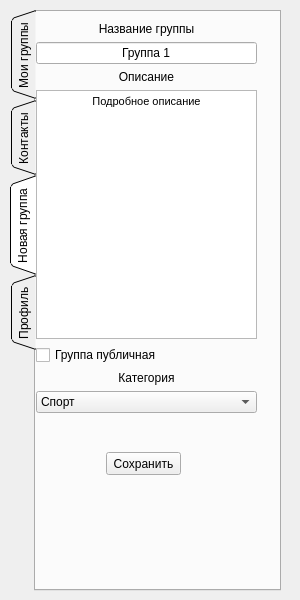
Qt form qfamilyspace/ui/views/ui_left_panel.ui (familyspace/qfamilyspace) before a commit.
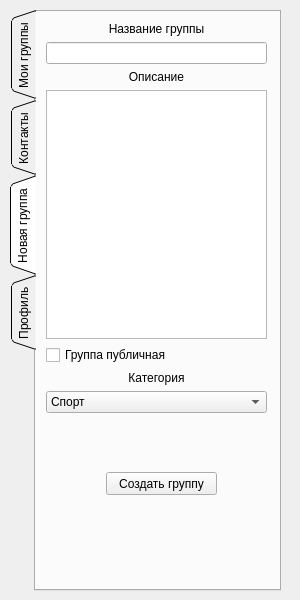
The same form after that commit. The open tabs and pages were chosen to show the change.

What changed in the file:
```diff
--- a/qfamilyspace/ui/views/ui_left_panel.ui
+++ b/qfamilyspace/ui/views/ui_left_panel.ui
@@ -140,7 +140,7 @@
     <widget class="QWidget" name="verticalLayoutWidget_2">
      <property name="geometry">
       <rect>
-       <x>0</x>
+       <x>10</x>
        <y>10</y>
        <width>221</width>
        <height>391</height>
@@ -160,7 +160,7 @@
       <item>
        <widget class="QLineEdit" name="lineEdit_7">
         <property name="text">
-         <string>Группа 1</string>
+         <string/>
         </property>
         <property name="alignment">
          <set>Qt::AlignCenter</set>
@@ -178,13 +178,16 @@
        </widget>
       </item>
       <item>
-       <widget class="QTextEdit" name="textEdit">
+       <widget class="QTextEdit" name="New_Group_Description_textEdit">
+        <property name="midLineWidth">
+         <number>1</number>
+        </property>
         <property name="html">
          <string>&lt;!DOCTYPE HTML PUBLIC &quot;-//W3C//DTD HTML 4.0//EN&quot; &quot;http://www.w3.org/TR/REC-html40/strict.dtd&quot;&gt;
 &lt;html&gt;&lt;head&gt;&lt;meta name=&quot;qrichtext&quot; content=&quot;1&quot; /&gt;&lt;style type=&quot;text/css&quot;&gt;
 p, li { white-space: pre-wrap; }
 &lt;/style&gt;&lt;/head&gt;&lt;body style=&quot; font-family:'MS Shell Dlg 2'; font-size:8.25pt; font-weight:400; font-style:normal;&quot;&gt;
-&lt;p align=&quot;center&quot; style=&quot; margin-top:0px; margin-bottom:0px; margin-left:0px; margin-right:0px; -qt-block-indent:0; text-indent:0px;&quot;&gt;Подробное описание&lt;/p&gt;&lt;/body&gt;&lt;/html&gt;</string>
+&lt;p align=&quot;center&quot; style=&quot;-qt-paragraph-type:empty; margin-top:0px; margin-bottom:0px; margin-left:0px; margin-right:0px; -qt-block-indent:0; text-indent:0px;&quot;&gt;&lt;br /&gt;&lt;/p&gt;&lt;/body&gt;&lt;/html&gt;</string>
         </property>
        </widget>
       </item>
@@ -210,6 +213,12 @@
         <property name="layoutDirection">
          <enum>Qt::LeftToRight</enum>
         </property>
+        <property name="autoFillBackground">
+         <bool>false</bool>
+        </property>
+        <property name="currentIndex">
+         <number>0</number>
+        </property>
         <item>
          <property name="text">
           <string>Спорт</string>
@@ -233,13 +242,13 @@
      <property name="geometry">
       <rect>
        <x>70</x>
-       <y>440</y>
-       <width>75</width>
+       <y>460</y>
+       <width>111</width>
        <height>23</height>
       </rect>
      </property>
      <property name="text">
-      <string>Сохранить</string>
+      <string>Создать группу</string>
      </property>
     </widget>
    </widget>
```
Left out of the diff: 10 changed lines with no effect on the pictures.
